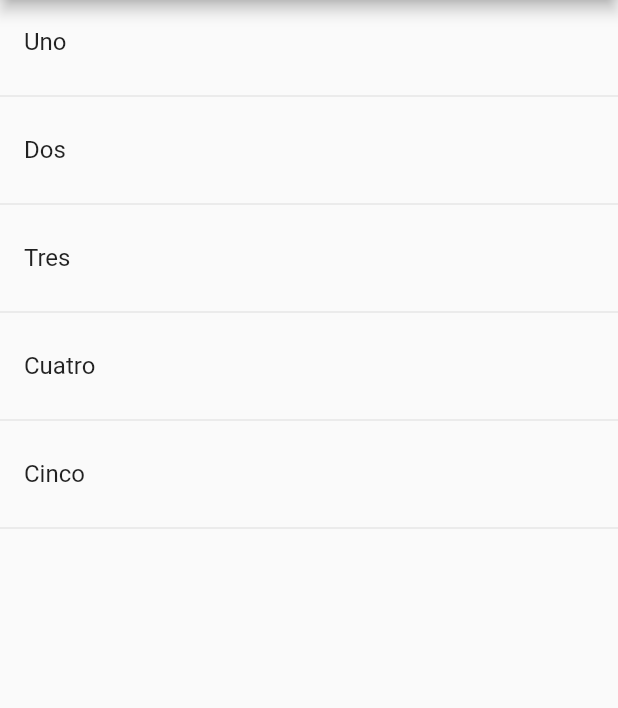
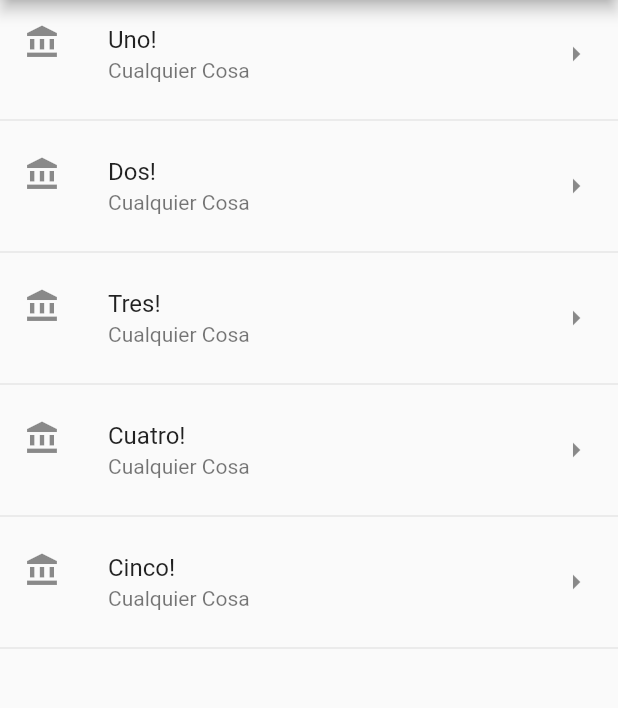
Before and after one commit to freddyarteaga/ComponentesFlutter, a Flutter app: the screen it shows after launch, on a phone screen of 412 x 824 dp, the part 84-792 px from its top. Run offline on Flutter 3.47's test engine with Material 2 defaults, Android fonts, the phone set to English and light mode, and no system bars.

Commit message:
Metodo map de las listas y ListTile

```diff
--- a/lib/src/pages/home_temp.dart
+++ b/lib/src/pages/home_temp.dart
@@ -9,7 +9,9 @@ class HomePageTemp extends StatelessWidget {
       appBar: AppBar(
         title: Text('Componentes Temp'),
       ),
-      body: ListView(children: _crearItems()),
+      body: ListView(
+          // children: _crearItems()),
+          children: _crearItemsCorta()),
     );
   }
 
@@ -27,5 +29,20 @@ class HomePageTemp extends StatelessWidget {
     return lista;
   }
 
-  List<Widget> crearItemsCorta() {}
+  List<Widget> _crearItemsCorta() {
+    return opciones.map((item) {
+      return Column(
+        children: [
+          ListTile(
+            title: Text(item + '!'),
+            subtitle: Text('Cualquier Cosa'),
+            leading: Icon(Icons.account_balance),
+            trailing: Icon(Icons.arrow_right),
+            onTap: () {},
+          ),
+          Divider()
+        ],
+      );
+    }).toList();
+  }
 }
```
